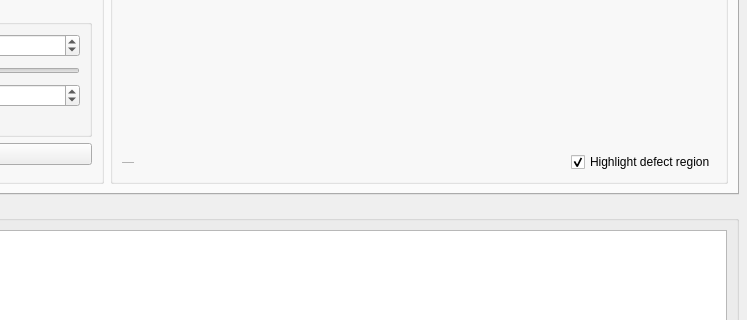
lyujiebrandon/SyntheticDefectGenerator, file src/ui/MainWindow.ui: the form before one commit; both pictures show x 533 to 1280 and y 231 to 551 of the 1280 by 860 pixel window.
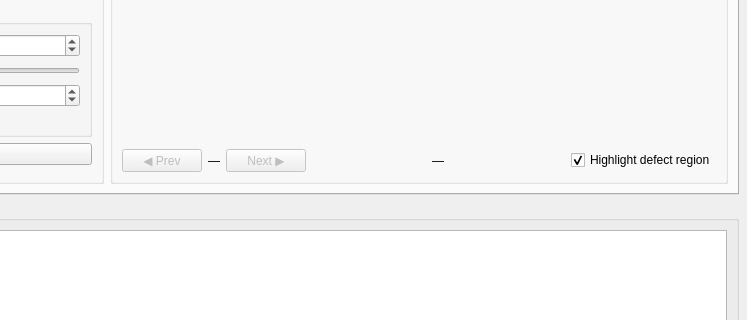
The form after the commit. The open tabs and pages were chosen to show the change. Custom widgets are drawn as their Qt base class.

The edit to the form file:
```diff
--- a/src/ui/MainWindow.ui
+++ b/src/ui/MainWindow.ui
@@ -291,10 +291,38 @@
            </item>
            <item>
             <layout class="QHBoxLayout">
+             <!-- Navigation: Prev / counter / Next -->
+             <item>
+              <widget class="QPushButton" name="btnPrevDefect">
+               <property name="text"><string>&#9664; Prev</string></property>
+               <property name="maximumWidth"><number>72</number></property>
+               <property name="enabled"><bool>false</bool></property>
+              </widget>
+             </item>
+             <item>
+              <widget class="QLabel" name="lblDefectNav">
+               <property name="text"><string>—</string></property>
+               <property name="alignment"><set>Qt::AlignCenter</set></property>
+              </widget>
+             </item>
+             <item>
+              <widget class="QPushButton" name="btnNextDefect">
+               <property name="text"><string>Next &#9654;</string></property>
+               <property name="maximumWidth"><number>72</number></property>
+               <property name="enabled"><bool>false</bool></property>
+              </widget>
+             </item>
+             <item>
+              <spacer>
+               <property name="orientation"><enum>Qt::Horizontal</enum></property>
+               <property name="sizeType"><enum>QSizePolicy::Expanding</enum></property>
+               <property name="sizeHint" stdset="0"><size><width>0</width><height>0</height></size></property>
+              </spacer>
+             </item>
              <item>
               <widget class="QLabel" name="lblDefectTypeTag">
                <property name="text"><string>—</string></property>
-               <property name="styleSheet"><string>color: #aaa; font-style: italic;</string></property>
+               <property name="styleSheet"><string>font-style: italic;</string></property>
               </widget>
              </item>
              <item>
```
